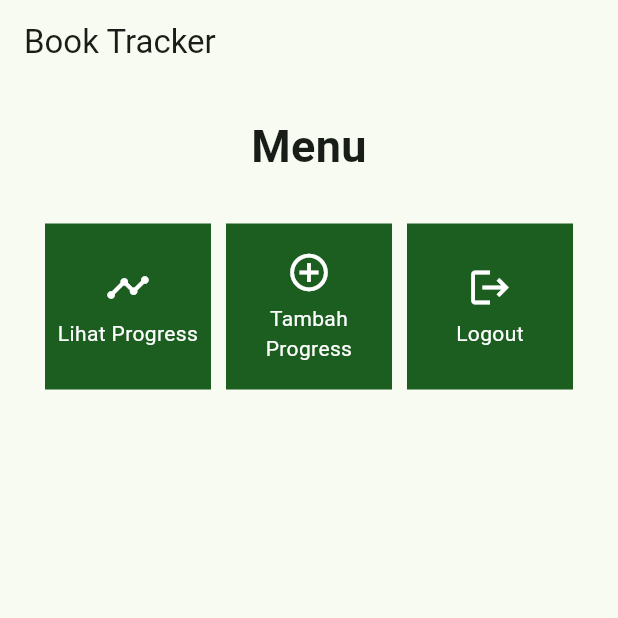
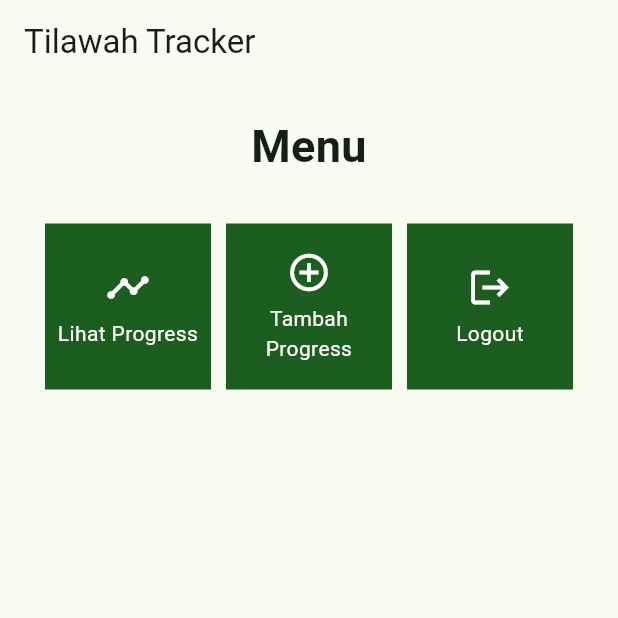
Before and after one commit to FasiIkom/study_tracker_mobile, a Flutter app: the screen it shows after launch, on a phone screen of 412 x 824 dp, the top half of it. Run offline on Flutter 3.47's test engine with Material 3 defaults, Android fonts, the phone set to English and light mode, and no system bars.

Commit message:
update readme

```diff
--- a/lib/menu.dart
+++ b/lib/menu.dart
@@ -13,7 +13,7 @@ class MyHomePage extends StatelessWidget {
     return Scaffold(
       appBar: AppBar(
         title: const Text(
-            'Book Tracker',
+            'Tilawah Tracker',
         ),
       ),
       body: SingleChildScrollView(
```
Also changed, not shown: 1 other file.
